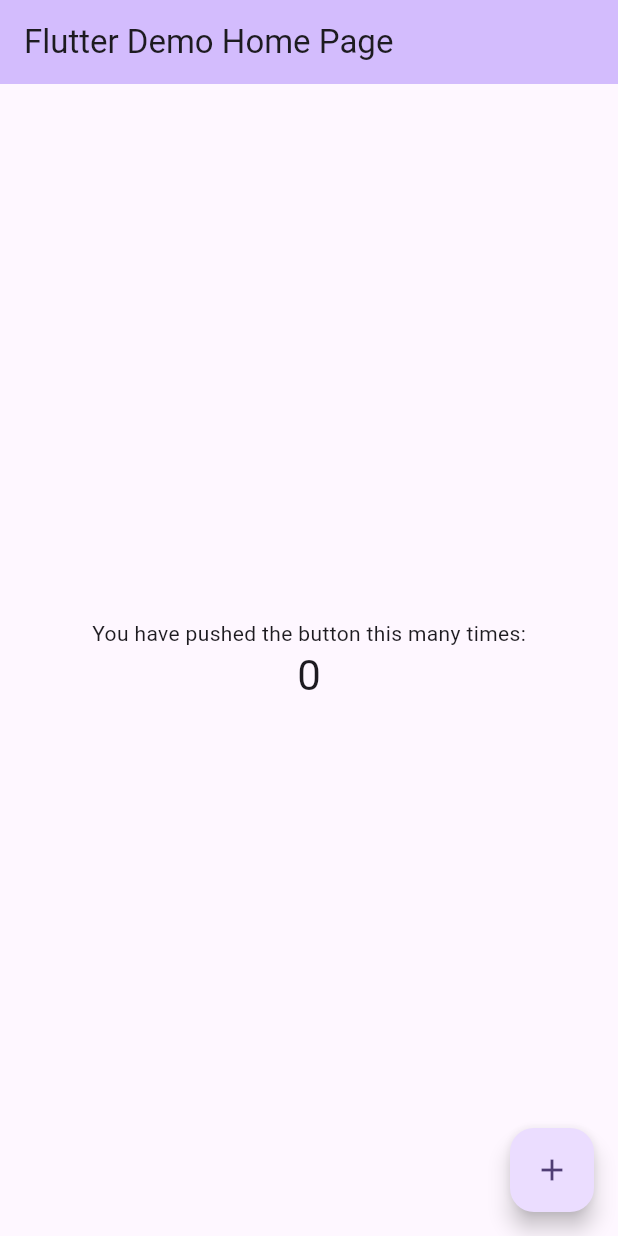
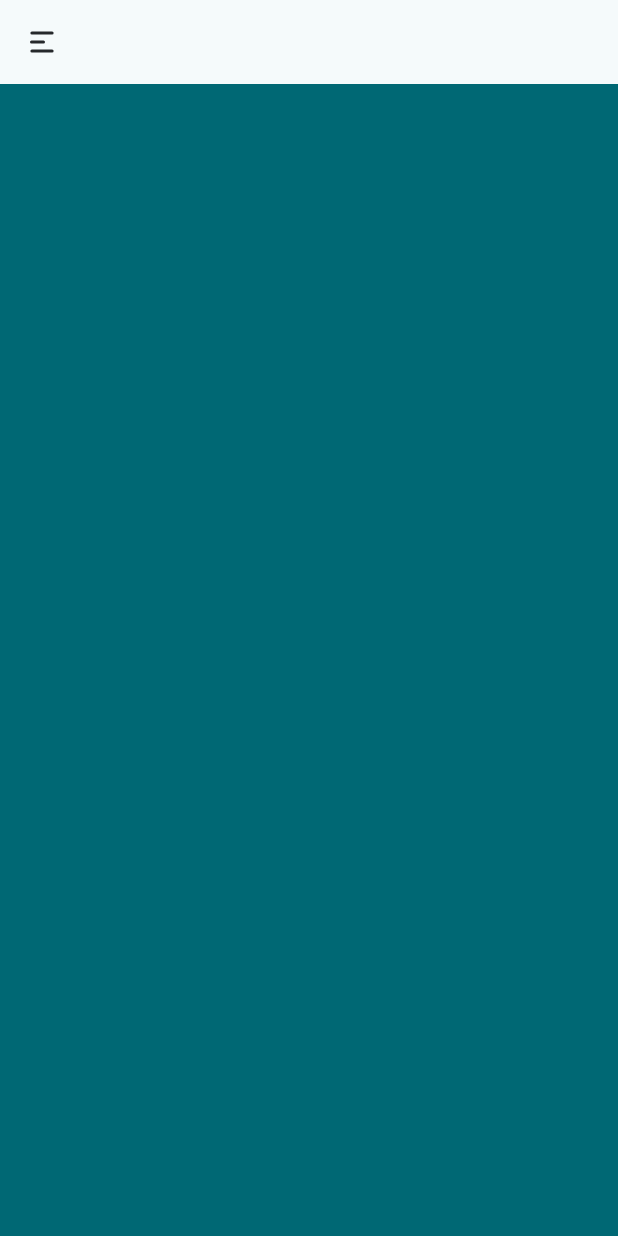
Before and after one commit to laragrace30/doctor_app, a Flutter app: the screen it shows after launch, on a phone screen of 412 x 824 dp. Run offline on Flutter 3.47's test engine with Material 2 defaults, Android fonts, the phone set to English and light mode, and no system bars; our stand-ins replace flutter_svg.

Commit message:
made the app bar

```diff
--- a/lib/main.dart
+++ b/lib/main.dart
@@ -1,4 +1,6 @@
 import 'package:flutter/material.dart';
+
+import 'screens/home_screen.dart';
 
 void main() {
   runApp(const MyApp());
@@ -11,115 +13,13 @@ class MyApp extends StatelessWidget {
   @override
   Widget build(BuildContext context) {
     return MaterialApp(
-      title: 'Flutter Demo',
+      debugShowCheckedModeBanner: false,
+      title: 'Doctor App',
       theme: ThemeData(
-        // This is the theme of your application.
-        //
-        // TRY THIS: Try running your application with "flutter run". You'll see
-        // the application has a blue toolbar. Then, without quitting the app,
-        // try changing the seedColor in the colorScheme below to Colors.green
-        // and then invoke "hot reload" (save your changes or press the "hot
-        // reload" button in a Flutter-supported IDE, or press "r" if you used
-        // the command line to start the app).
-        //
-        // Notice that the counter didn't reset back to zero; the application
-        // state is not lost during the reload. To reset the state, use hot
-        // restart instead.
-        //
-        // This works for code too, not just values: Most code changes can be
-        // tested with just a hot reload.
-        colorScheme: ColorScheme.fromSeed(seedColor: Colors.deepPurple),
+        colorScheme: ColorScheme.fromSeed(seedColor: Colors.white),
         useMaterial3: true,
       ),
-      home: const MyHomePage(title: 'Flutter Demo Home Page'),
+      home: const HomeScreen(),
     );
   }
 }
-
-class MyHomePage extends StatefulWidget {
-  const MyHomePage({super.key, required this.title});
-
-  // This widget is the home page of your application. It is stateful, meaning
-  // that it has a State object (defined below) that contains fields that affect
-  // how it looks.
-
-  // This class is the configuration for the state. It holds the values (in this
-  // case the title) provided by the parent (in this case the App widget) and
-  // used by the build method of the State. Fields in a Widget subclass are
-  // always marked "final".
-
-  final String title;
-
-  @override
-  State<MyHomePage> createState() => _MyHomePageState();
-}
-
-class _MyHomePageState extends State<MyHomePage> {
-  int _counter = 0;
-
-  void _incrementCounter() {
-    setState(() {
-      // This call to setState tells the Flutter framework that something has
-      // changed in this State, which causes it to rerun the build method below
-      // so that the display can reflect the updated values. If we changed
-      // _counter without calling setState(), then the build method would not be
-      // called again, and so nothing would appear to happen.
-      _counter++;
-    });
-  }
-
-  @override
-  Widget build(BuildContext context) {
-    // This method is rerun every time setState is called, for instance as done
-    // by the _incrementCounter method above.
-    //
-    // The Flutter framework has been optimized to make rerunning build methods
-    // fast, so that you can just rebuild anything that needs updating rather
-    // than having to individually change instances of widgets.
-    return Scaffold(
-      appBar: AppBar(
-        // TRY THIS: Try changing the color here to a specific color (to
-        // Colors.amber, perhaps?) and trigger a hot reload to see the AppBar
-        // change color while the other colors stay the same.
-        backgroundColor: Theme.of(context).colorScheme.inversePrimary,
-        // Here we take the value from the MyHomePage object that was created by
-        // the App.build method, and use it to set our appbar title.
-        title: Text(widget.title),
-      ),
-      body: Center(
-        // Center is a layout widget. It takes a single child and positions it
-        // in the middle of the parent.
-        child: Column(
-          // Column is also a layout widget. It takes a list of children and
-          // arranges them vertically. By default, it sizes itself to fit its
-          // children horizontally, and tries to be as tall as its parent.
-          //
-          // Column has various properties to control how it sizes itself and
-          // how it positions its children. Here we use mainAxisAlignment to
-          // center the children vertically; the main axis here is the vertical
-          // axis because Columns are vertical (the cross axis would be
-          // horizontal).
-          //
-          // TRY THIS: Invoke "debug painting" (choose the "Toggle Debug Paint"
-          // action in the IDE, or press "p" in the console), to see the
-          // wireframe for each widget.
-          mainAxisAlignment: MainAxisAlignment.center,
-          children: <Widget>[
-            const Text(
-              'You have pushed the button this many times:',
-            ),
-            Text(
-              '$_counter',
-              style: Theme.of(context).textTheme.headlineMedium,
-            ),
-          ],
-        ),
-      ),
-      floatingActionButton: FloatingActionButton(
-        onPressed: _incrementCounter,
-        tooltip: 'Increment',
-        child: const Icon(Icons.add),
-      ), // This trailing comma makes auto-formatting nicer for build methods.
-    );
-  }
-}
--- /dev/null
+++ b/lib/screens/home_screen.dart
@@ -0,0 +1,35 @@
+import 'package:flutter/material.dart';
+import 'package:flutter_svg/flutter_svg.dart';
+
+
+class HomeScreen extends StatelessWidget {
+  const HomeScreen({super.key});
+
+  @override
+  Widget build(BuildContext context) {
+    return Scaffold(
+      appBar: AppBar(
+        elevation: 0,
+        leading: IconButton(
+          icon: SvgPicture.asset('assets/icons/Icons-Menu-Burger.svg'),
+         onPressed: (){},
+        ),
+      ),
+      backgroundColor: Theme.of(context).primaryColor,
+      body: SafeArea(
+        child: ListView(
+          padding: const EdgeInsets.only(left: 20, right: 20),
+          children: const [
+            Column(
+              mainAxisAlignment: MainAxisAlignment.start,
+              crossAxisAlignment: CrossAxisAlignment.start,
+              children: [
+
+              ],
+            )
+          ],
+        )
+        ),
+    );
+  }
+}
--- a/pubspec.yaml
+++ b/pubspec.yaml
@@ -38,8 +38,8 @@ dependencies:
   english_words: ^4.0.0
   provider: ^6.0.5
   google_fonts: ^6.1.0
-  flutter_svg: ^1.0.1
-  flutter_rating_bar: ^4.0.0
+  flutter_svg: ^1.1.6
+  flutter_rating_bar: ^4.0.1
 
 dev_dependencies:
   flutter_test:
@@ -64,7 +64,7 @@ flutter:
   # The following line ensures that the Material Icons font is
   # included with your application, so that you can use the icons in
   # the material Icons class.
-  uses-material-design: true
+    uses-material-design: true
 
   # To add assets to your application, add an assets section, like this:
   # assets:
```
Also changed, not shown: assets/icons/Icons-Menu-Burger.svg (added), pubspec.lock, 1 other file.
